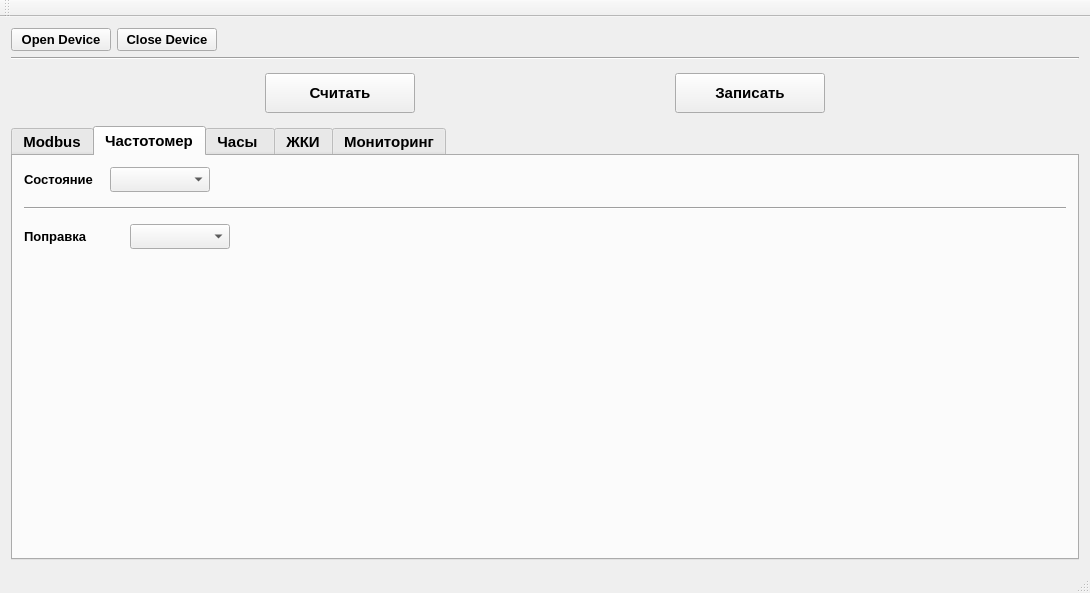
This is informPConfigurator/mainwindow.ui in Goodjamp/informPConfigurator as Qt 5 draws it before an edit. The edited form follows.
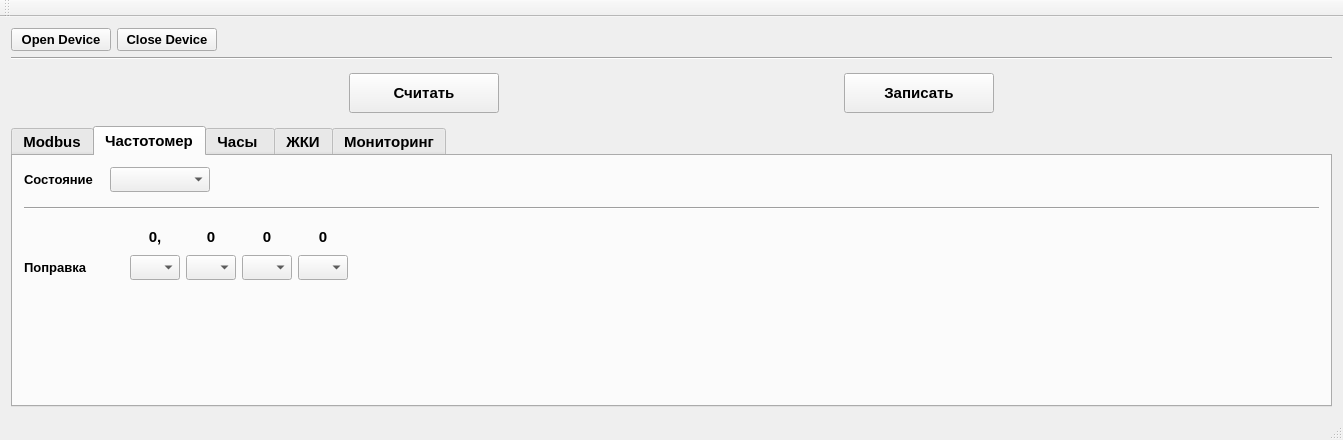
This is the edited form. The open tabs and pages were chosen to show the change.

The edit to the form file:
```diff
--- a/informPConfigurator/mainwindow.ui
+++ b/informPConfigurator/mainwindow.ui
@@ -6,8 +6,8 @@
    <rect>
     <x>0</x>
     <y>0</y>
-    <width>1090</width>
-    <height>593</height>
+    <width>1343</width>
+    <height>440</height>
    </rect>
   </property>
   <property name="windowTitle">
@@ -544,6 +544,155 @@
             </property>
            </widget>
           </item>
+          <item>
+           <layout class="QHBoxLayout" name="horizontalLayout_18">
+            <item>
+             <widget class="QLabel" name="labelFrqMeteringCorrection_2">
+              <property name="minimumSize">
+               <size>
+                <width>100</width>
+                <height>25</height>
+               </size>
+              </property>
+              <property name="maximumSize">
+               <size>
+                <width>100</width>
+                <height>25</height>
+               </size>
+              </property>
+              <property name="font">
+               <font>
+                <pointsize>10</pointsize>
+               </font>
+              </property>
+              <property name="text">
+               <string/>
+              </property>
+             </widget>
+            </item>
+            <item>
+             <widget class="QLabel" name="label_28">
+              <property name="minimumSize">
+               <size>
+                <width>50</width>
+                <height>25</height>
+               </size>
+              </property>
+              <property name="maximumSize">
+               <size>
+                <width>50</width>
+                <height>25</height>
+               </size>
+              </property>
+              <property name="font">
+               <font>
+                <pointsize>11</pointsize>
+               </font>
+              </property>
+              <property name="text">
+               <string>0,</string>
+              </property>
+              <property name="alignment">
+               <set>Qt::AlignCenter</set>
+              </property>
+             </widget>
+            </item>
+            <item>
+             <widget class="QLabel" name="label_31">
+              <property name="minimumSize">
+               <size>
+                <width>50</width>
+                <height>25</height>
+               </size>
+              </property>
+              <property name="maximumSize">
+               <size>
+                <width>50</width>
+                <height>25</height>
+               </size>
+              </property>
+              <property name="font">
+               <font>
+                <pointsize>11</pointsize>
+               </font>
+              </property>
+              <property name="text">
+               <string>0</string>
+              </property>
+              <property name="alignment">
+               <set>Qt::AlignCenter</set>
+              </property>
+             </widget>
+            </item>
+            <item>
+             <widget class="QLabel" name="label_29">
+              <property name="minimumSize">
+               <size>
+                <width>50</width>
+                <height>25</height>
+               </size>
+              </property>
+              <property name="maximumSize">
+               <size>
+                <width>50</width>
+                <height>25</height>
+               </size>
+              </property>
+              <property name="font">
+               <font>
+                <pointsize>11</pointsize>
+               </font>
+              </property>
+              <property name="text">
+               <string>0</string>
+              </property>
+              <property name="alignment">
+               <set>Qt::AlignCenter</set>
+              </property>
+             </widget>
+            </item>
+            <item>
+             <widget class="QLabel" name="label_30">
+              <property name="minimumSize">
+               <size>
+                <width>50</width>
+                <height>25</height>
+               </size>
+              </property>
+              <property name="maximumSize">
+               <size>
+                <width>50</width>
+                <height>25</height>
+               </size>
+              </property>
+              <property name="font">
+               <font>
+                <pointsize>11</pointsize>
+               </font>
+              </property>
+              <property name="text">
+               <string>0</string>
+              </property>
+              <property name="alignment">
+               <set>Qt::AlignCenter</set>
+              </property>
+             </widget>
+            </item>
+            <item>
+             <spacer name="horizontalSpacer_24">
+              <property name="orientation">
+               <enum>Qt::Horizontal</enum>
+              </property>
+              <property name="sizeHint" stdset="0">
+               <size>
+                <width>40</width>
+                <height>20</height>
+               </size>
+              </property>
+             </spacer>
+            </item>
+           </layout>
+          </item>
           <item>
            <layout class="QHBoxLayout" name="horizontalLayout_12">
             <item>
@@ -574,13 +723,61 @@
              <widget class="QComboBox" name="comboBoxFrqMeteringCorrection">
               <property name="minimumSize">
                <size>
-                <width>100</width>
+                <width>50</width>
                 <height>25</height>
                </size>
               </property>
               <property name="maximumSize">
                <size>
-                <width>100</width>
+                <width>50</width>
+                <height>25</height>
+               </size>
+              </property>
+             </widget>
+            </item>
+            <item>
+             <widget class="QComboBox" name="comboBoxFrqMeteringNum1">
+              <property name="minimumSize">
+               <size>
+                <width>50</width>
+                <height>25</height>
+               </size>
+              </property>
+              <property name="maximumSize">
+               <size>
+                <width>50</width>
+                <height>25</height>
+               </size>
+              </property>
+             </widget>
+            </item>
+            <item>
+             <widget class="QComboBox" name="comboBoxFrqMeteringNum01">
+              <property name="minimumSize">
+               <size>
+                <width>50</width>
+                <height>25</height>
+               </size>
+              </property>
+              <property name="maximumSize">
+               <size>
+                <width>50</width>
+                <height>25</height>
+               </size>
+              </property>
+             </widget>
+            </item>
+            <item>
+             <widget class="QComboBox" name="comboBoxFrqMeteringNum001">
+              <property name="minimumSize">
+               <size>
+                <width>50</width>
+                <height>25</height>
+               </size>
+              </property>
+              <property name="maximumSize">
+               <size>
+                <width>50</width>
                 <height>25</height>
                </size>
               </property>
```
Left out of the diff: 6 changed lines with no effect on the pictures.
